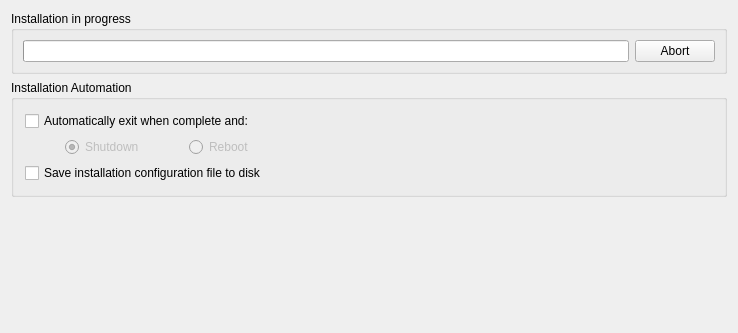
This is meinstall.ui in gazelle-installer/gazelle-installer as Qt 5 draws it before an edit; both pictures show x 0 to 738 and y 0 to 333 of the 738 by 526 pixel window. The edited form follows.
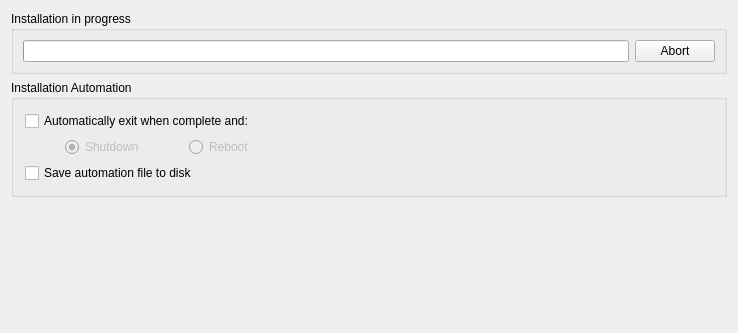
This is the edited form. The open tabs and pages were chosen to show the change. Icons and pictures are not drawn.

Patch:
```diff
--- a/meinstall.ui
+++ b/meinstall.ui
@@ -2835,7 +2835,7 @@
           <item row="2" column="0" colspan="5">
            <widget class="QCheckBox" name="checkSaveAutoFile">
             <property name="text">
-             <string>Save installation configuration file to disk</string>
+             <string>Save automation file to disk</string>
             </property>
            </widget>
           </item>
```
